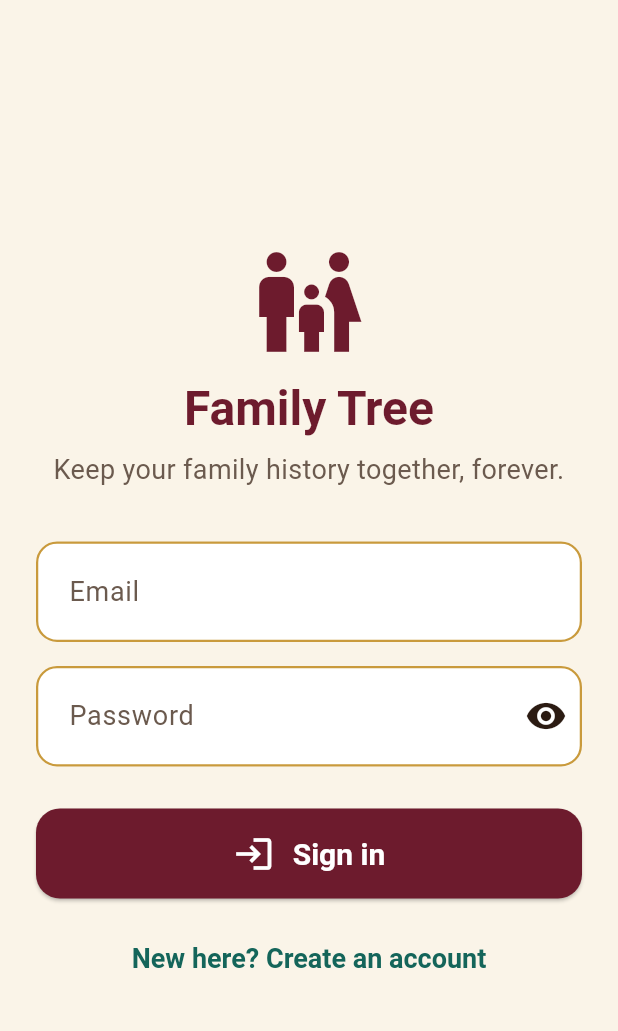
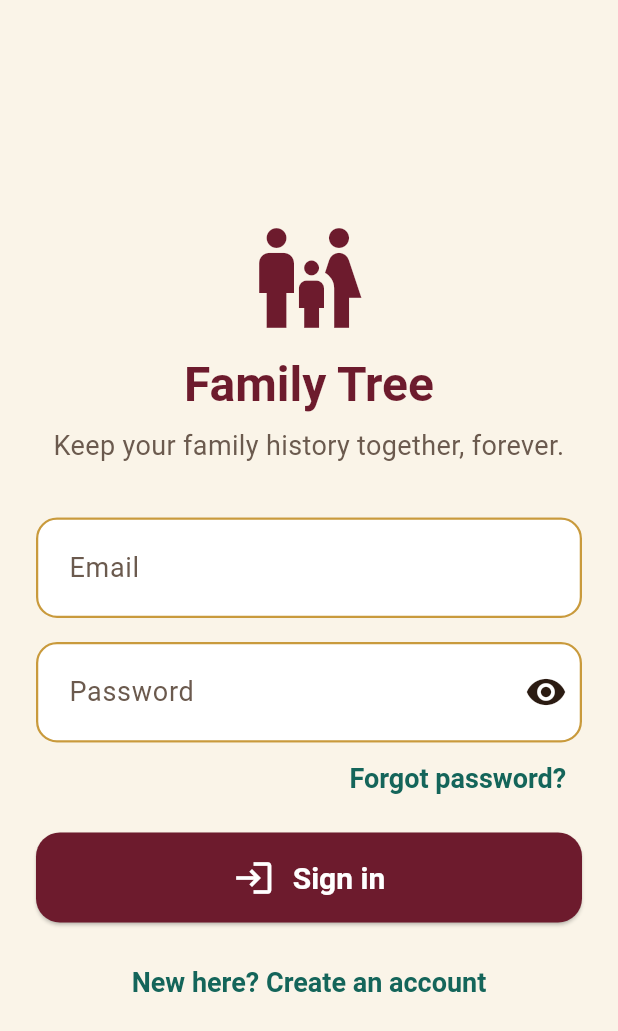
Before and after one commit to anantshrivastava26/legacy, a Flutter app: the screen it shows after launch, on a phone screen of 412 x 824 dp. Shown: the top 1031 px of the screen. Run offline on Flutter 3.47's test engine with Material 3 defaults, Android fonts, the phone set to English and light mode, and no system bars; our stand-ins replace shared_preferences; accounts and stored records are empty.

Commit message:
Add forgot-password flow (backend + mobile)
Adds a 6-digit-code password reset endpoint pair (forgot-password/
reset-password) backed by Gmail SMTP (falls back to server-side
logging when GMAIL_USER/GMAIL_APP_PASSWORD are unset), plus the
matching mobile screen and Flutter platform scaffolding needed to
build the app.

Co-Authored-By: Claude Sonnet 5 <noreply@anthropic.com>

```diff
--- a/mobile/lib/main.dart
+++ b/mobile/lib/main.dart
@@ -54,6 +54,20 @@ class _Root extends StatelessWidget {
         ),
       );
     }
-    return state.isLoggedIn ? const FamiliesScreen() : const LoginScreen();
+    return AnimatedSwitcher(
+      duration: const Duration(milliseconds: 400),
+      switchInCurve: Curves.easeOutCubic,
+      switchOutCurve: Curves.easeInCubic,
+      transitionBuilder: (child, animation) => FadeTransition(
+        opacity: animation,
+        child: ScaleTransition(
+          scale: Tween<double>(begin: 0.98, end: 1).animate(animation),
+          child: child,
+        ),
+      ),
+      child: state.isLoggedIn
+          ? const FamiliesScreen(key: ValueKey('families'))
+          : const LoginScreen(key: ValueKey('login')),
+    );
   }
 }
--- a/mobile/lib/screens/login_screen.dart
+++ b/mobile/lib/screens/login_screen.dart
@@ -3,6 +3,8 @@ import 'package:provider/provider.dart';
 import '../state/app_state.dart';
 import '../theme.dart';
 import '../widgets/common.dart';
+import '../widgets/transitions.dart';
+import 'forgot_password_screen.dart';
 
 class LoginScreen extends StatefulWidget {
   const LoginScreen({super.key});
@@ -11,7 +13,8 @@ class LoginScreen extends StatefulWidget {
   State<LoginScreen> createState() => _LoginScreenState();
 }
 
-class _LoginScreenState extends State<LoginScreen> {
+class _LoginScreenState extends State<LoginScreen>
+    with SingleTickerProviderStateMixin {
   final _name = TextEditingController();
   final _email = TextEditingController();
   final _password = TextEditingController();
@@ -19,7 +22,57 @@ class _LoginScreenState extends State<LoginScreen> {
   bool _loading = false;
   bool _obscure = true;
 
+  late final AnimationController _entranceController;
+  late final Animation<double> _entranceFade;
+  late final Animation<Offset> _entranceSlide;
+
+  @override
+  void initState() {
+    super.initState();
+    _entranceController = AnimationController(
+      vsync: this,
+      duration: const Duration(milliseconds: 500),
+    );
+    final curved =
+        CurvedAnimation(parent: _entranceController, curve: Curves.easeOutCubic);
+    _entranceFade = curved;
+    _entranceSlide =
+        Tween<Offset>(begin: const Offset(0, 0.08), end: Offset.zero)
+            .animate(curved);
+    _entranceController.forward();
+  }
+
+  @override
+  void dispose() {
+    _entranceController.dispose();
+    _name.dispose();
+    _email.dispose();
+    _password.dispose();
+    super.dispose();
+  }
+
+  String? _validate() {
+    if (_isRegister && _name.text.trim().isEmpty) {
+      return 'Please enter your name.';
+    }
+    if (!_email.text.trim().contains('@')) {
+      return 'Please enter a valid email address.';
+    }
+    if (_isRegister && _password.text.length < 8) {
+      return 'Password must be at least 8 characters.';
+    }
+    if (_password.text.isEmpty) {
+      return 'Please enter your password.';
+    }
+    return null;
+  }
+
   Future<void> _submit() async {
+    final validationError = _validate();
+    if (validationError != null) {
+      showError(context, validationError);
+      return;
+    }
     final state = context.read<AppState>();
     setState(() => _loading = true);
     try {
@@ -36,6 +89,10 @@ class _LoginScreenState extends State<LoginScreen> {
     }
   }
 
+  void _openForgotPassword() {
+    Navigator.of(context).push(fadeSlideRoute(const ForgotPasswordScreen()));
+  }
+
   @override
   Widget build(BuildContext context) {
     return Scaffold(
@@ -45,6 +102,10 @@ class _LoginScreenState extends State<LoginScreen> {
             padding: const EdgeInsets.all(24),
             child: ConstrainedBox(
               constraints: const BoxConstraints(maxWidth: 480),
+              child: FadeTransition(
+                opacity: _entranceFade,
+                child: SlideTransition(
+                  position: _entranceSlide,
                   child: Column(
                     crossAxisAlignment: CrossAxisAlignment.stretch,
                     children: [
@@ -54,24 +115,52 @@ class _LoginScreenState extends State<LoginScreen> {
                       Text(
                         'Family Tree',
                         textAlign: TextAlign.center,
-                    style: Theme.of(context).textTheme.displaySmall?.copyWith(
-                        color: AppColors.maroon, fontWeight: FontWeight.bold),
+                        style: Theme.of(context)
+                            .textTheme
+                            .displaySmall
+                            ?.copyWith(
+                                color: AppColors.maroon,
+                                fontWeight: FontWeight.bold),
                       ),
                       const SizedBox(height: 8),
                       const Text(
                         'Keep your family history together, forever.',
                         textAlign: TextAlign.center,
-                    style: TextStyle(fontSize: 18, color: AppColors.textMuted),
+                        style:
+                            TextStyle(fontSize: 18, color: AppColors.textMuted),
                       ),
                       const SizedBox(height: 36),
-                  if (_isRegister) ...[
+                      AnimatedSwitcher(
+                        duration: const Duration(milliseconds: 280),
+                        switchInCurve: Curves.easeOutCubic,
+                        switchOutCurve: Curves.easeInCubic,
+                        transitionBuilder: (child, animation) {
+                          return FadeTransition(
+                            opacity: animation,
+                            child: SizeTransition(
+                              sizeFactor: animation,
+                              axisAlignment: -1,
+                              child: child,
+                            ),
+                          );
+                        },
+                        child: _isRegister
+                            ? Column(
+                                key: const ValueKey('name-field'),
+                                children: [
                                   TextField(
                                     controller: _name,
-                      textCapitalization: TextCapitalization.words,
-                      decoration: const InputDecoration(labelText: 'Your name'),
+                                    textCapitalization:
+                                        TextCapitalization.words,
+                                    decoration: const InputDecoration(
+                                        labelText: 'Your name'),
                                   ),
                                   const SizedBox(height: 16),
                                 ],
+                              )
+                            : const SizedBox.shrink(
+                                key: ValueKey('no-name-field')),
+                      ),
                       TextField(
                         controller: _email,
                         keyboardType: TextInputType.emailAddress,
@@ -86,13 +175,31 @@ class _LoginScreenState extends State<LoginScreen> {
                           labelText: 'Password',
                           suffixIcon: IconButton(
                             iconSize: 28,
-                        icon: Icon(
-                            _obscure ? Icons.visibility : Icons.visibility_off),
-                        onPressed: () => setState(() => _obscure = !_obscure),
+                            icon: Icon(_obscure
+                                ? Icons.visibility
+                                : Icons.visibility_off),
+                            onPressed: () =>
+                                setState(() => _obscure = !_obscure),
                           ),
                         ),
                       ),
-                  const SizedBox(height: 28),
+                      AnimatedSwitcher(
+                        duration: const Duration(milliseconds: 220),
+                        transitionBuilder: (child, animation) =>
+                            FadeTransition(opacity: animation, child: child),
+                        child: _isRegister
+                            ? const SizedBox(
+                                key: ValueKey('no-forgot'), height: 4)
+                            : Align(
+                                key: const ValueKey('forgot'),
+                                alignment: Alignment.centerRight,
+                                child: TextButton(
+                                  onPressed: _openForgotPassword,
+                                  child: const Text('Forgot password?'),
+                                ),
+                              ),
+                      ),
+                      const SizedBox(height: 12),
                       BigButton(
                         label: _isRegister ? 'Create account' : 'Sign in',
                         icon: _isRegister ? Icons.person_add : Icons.login,
@@ -101,7 +208,8 @@ class _LoginScreenState extends State<LoginScreen> {
                       ),
                       const SizedBox(height: 16),
                       TextButton(
-                    onPressed: () => setState(() => _isRegister = !_isRegister),
+                        onPressed: () =>
+                            setState(() => _isRegister = !_isRegister),
                         child: Text(_isRegister
                             ? 'I already have an account'
                             : 'New here? Create an account'),
@@ -112,6 +220,8 @@ class _LoginScreenState extends State<LoginScreen> {
               ),
             ),
           ),
+        ),
+      ),
     );
   }
 }
--- a/mobile/lib/state/app_state.dart
+++ b/mobile/lib/state/app_state.dart
@@ -37,6 +37,19 @@ class AppState extends ChangeNotifier {
     user = User.fromJson(res['user']);
     await refreshFamilies();
     notifyListeners();
+  }
+
+  Future<void> forgotPassword(String email) async {
+    await api.post('/api/auth/forgot-password', {'email': email});
+  }
+
+  Future<void> resetPassword(
+      String email, String code, String newPassword) async {
+    await api.post('/api/auth/reset-password', {
+      'email': email,
+      'code': code,
+      'newPassword': newPassword,
+    });
   }
 
   Future<void> login(String email, String password) async {
--- a/mobile/pubspec.yaml
+++ b/mobile/pubspec.yaml
@@ -1,7 +1,7 @@
 name: family_tree
 description: Family Tree Management Platform - collaborative family history for everyone.
 publish_to: "none"
-version: 1.0.0+1
+version: 1.0.1+2
 
 environment:
   sdk: ">=3.0.0 <4.0.0"
```
Also changed, not shown: mobile/analysis_options.yaml (added, +28 -0 lines), mobile/lib/api/api_client.dart (+13 -1 lines), mobile/lib/screens/forgot_password_screen.dart (added, +217 -0 lines), mobile/lib/widgets/transitions.dart (added, +24 -0 lines), mobile/pubspec.lock (added), 134 other files. Lines whose indentation alone changed are shown as unchanged.
